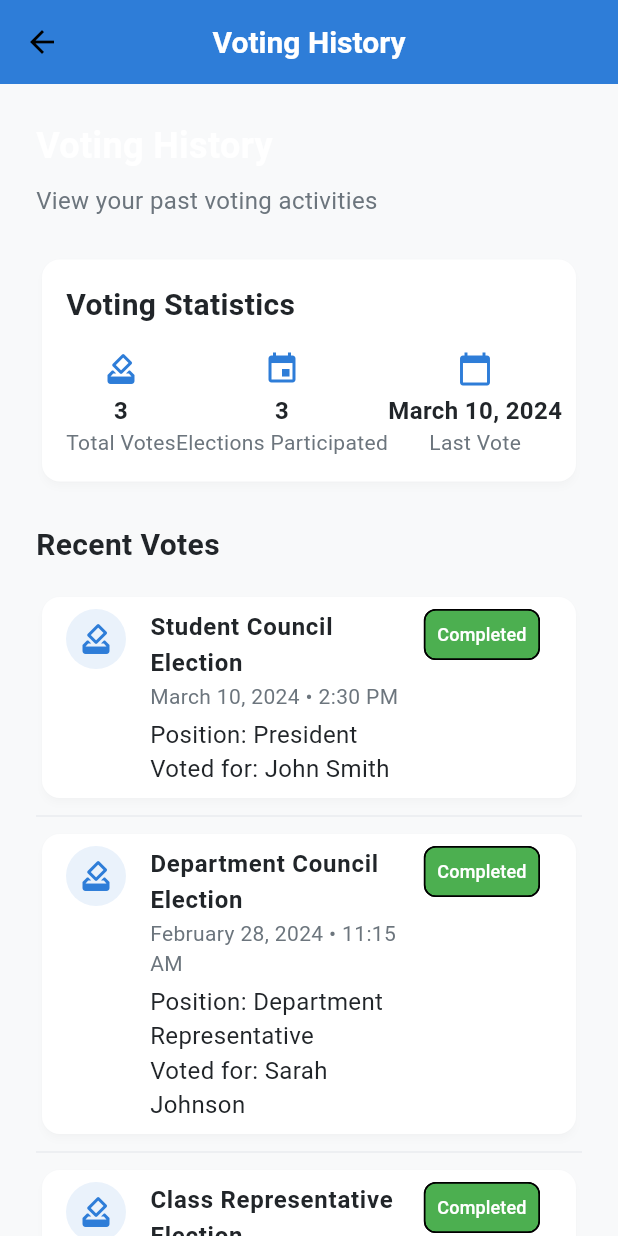
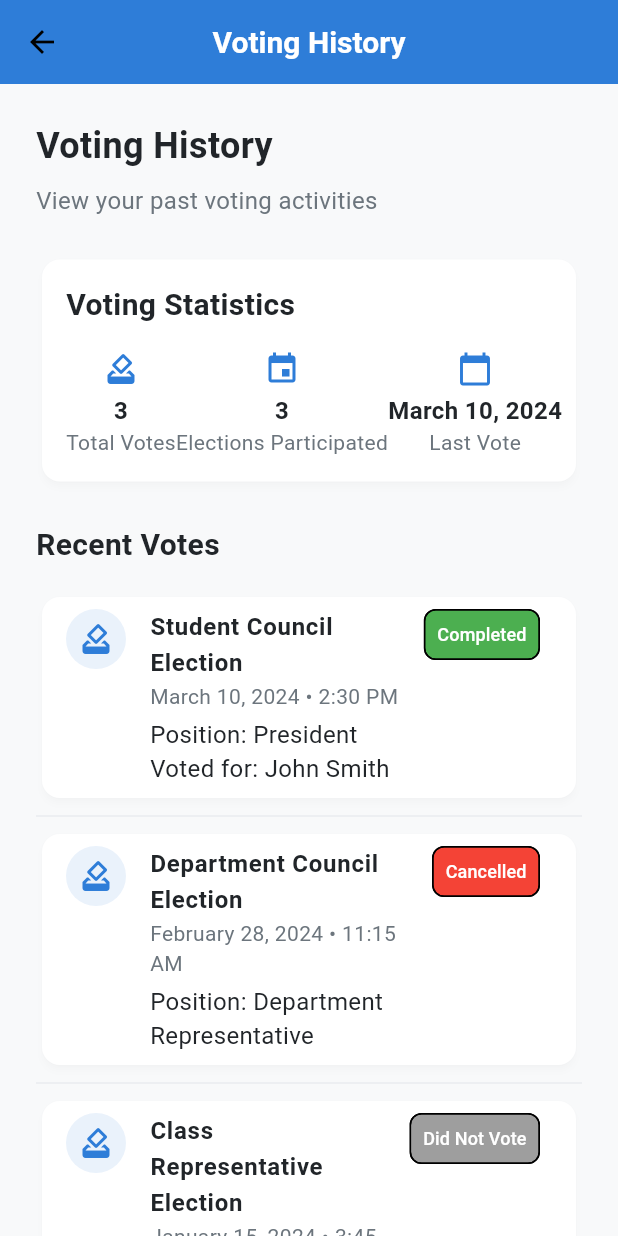
Before and after one commit to jerian-tgg/election, a Flutter app: the VoterHistoryScreen screen opened by its route, on a phone screen of 412 x 824 dp. Run offline on Flutter 3.47's test engine with Material 3 defaults, Android fonts, the phone set to English and light mode, and no system bars; our stand-ins replace fl_chart; network calls fail.

Commit message:
voting history, voting sched
history - students
sched- admin

```diff
--- a/lib/features/history/voter_history_screen.dart
+++ b/lib/features/history/voter_history_screen.dart
@@ -23,7 +23,7 @@ class VoterHistoryScreen extends StatelessWidget {
         'time': '11:15 AM',
         'position': 'Department Representative',
         'candidate': 'Sarah Johnson',
-        'status': 'Completed',
+        'status': 'Cancelled',
       },
       {
         'id': '3',
@@ -32,7 +32,7 @@ class VoterHistoryScreen extends StatelessWidget {
         'time': '3:45 PM',
         'position': 'Class Representative',
         'candidate': 'Michael Chen',
-        'status': 'Completed',
+        'status': 'Did Not Vote',
       },
     ];
 
@@ -62,7 +62,9 @@ class VoterHistoryScreen extends StatelessWidget {
       children: [
         Text(
           'Voting History',
-          style: AppTheme.headingStyle,
+          style: AppTheme.headingStyle.copyWith(
+            color: AppTheme.textPrimaryColor,
+          ),
         ),
         const SizedBox(height: AppTheme.spacingS),
         Text(
@@ -175,10 +177,11 @@ class VoterHistoryScreen extends StatelessWidget {
                       'Position: ${vote['position']}',
                       style: AppTheme.bodyStyle,
                     ),
-                    Text(
-                      'Voted for: ${vote['candidate']}',
-                      style: AppTheme.bodyStyle,
-                    ),
+                    if (vote['status'] == 'Completed')
+                      Text(
+                        'Voted for: ${vote['candidate']}',
+                        style: AppTheme.bodyStyle,
+                      ),
                   ],
                 ),
                 trailing: _buildStatusChip(vote['status']),
@@ -194,6 +197,9 @@ class VoterHistoryScreen extends StatelessWidget {
   Widget _buildStatusChip(String status) {
     Color color;
     switch (status) {
+      case 'Did Not Vote':
+        color = Colors.grey;
+        break;
       case 'Completed':
         color = Colors.green;
         break;
--- a/lib/features/schedule/election_schedule_screen.dart
+++ b/lib/features/schedule/election_schedule_screen.dart
@@ -181,7 +181,9 @@ class _ElectionScheduleScreenState extends State<ElectionScheduleScreen> {
             children: [
               Text(
                 'Election Schedule',
-                  style: AppTheme.headingStyle,
+                style: AppTheme.headingStyle.copyWith(
+                  color: Colors.black, // Add this line to make text black
+                ),
               ),
               const SizedBox(height: AppTheme.spacingS),
               Text(
```
Also changed, not shown: lib/features/dashboard/admin_dashboard_screen.dart (+10 -0 lines), lib/features/dashboard/student_dashboard_screen.dart (+15 -0 lines), 6 other files. Lines whose indentation alone changed are shown as unchanged.
